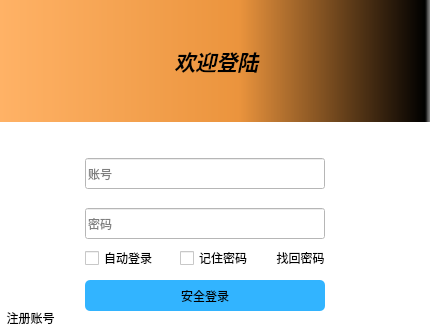
Old version of the form LineSideLibrary/widget.ui in the repository LiQiKun-github/Line-side-Library.
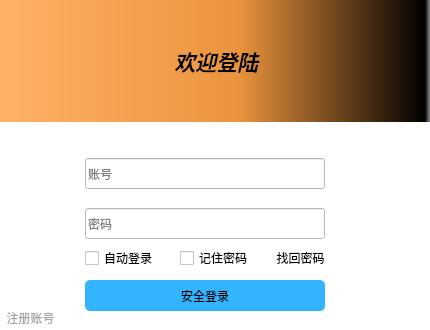
New version of the form.

Commit message: 注册账号按钮字体颜色高度仿真QQ

Diff of the .ui file:
```diff
--- a/LineSideLibrary/widget.ui
+++ b/LineSideLibrary/widget.ui
@@ -151,6 +151,23 @@
      <height>23</height>
     </rect>
    </property>
+   <property name="styleSheet">
+    <string notr="true">
+
+QPushButton{
+color:rgb(166, 166, 166);
+background-color: rgb(255, 255, 255);
+}
+QPushButton:hover{
+color: rgb(131, 131, 131);
+}
+QPushButton:pressed{
+border-style: outset;
+color: rgb(79, 202, 248);
+}
+
+</string>
+   </property>
    <property name="text">
     <string>注册账号</string>
    </property>
```
